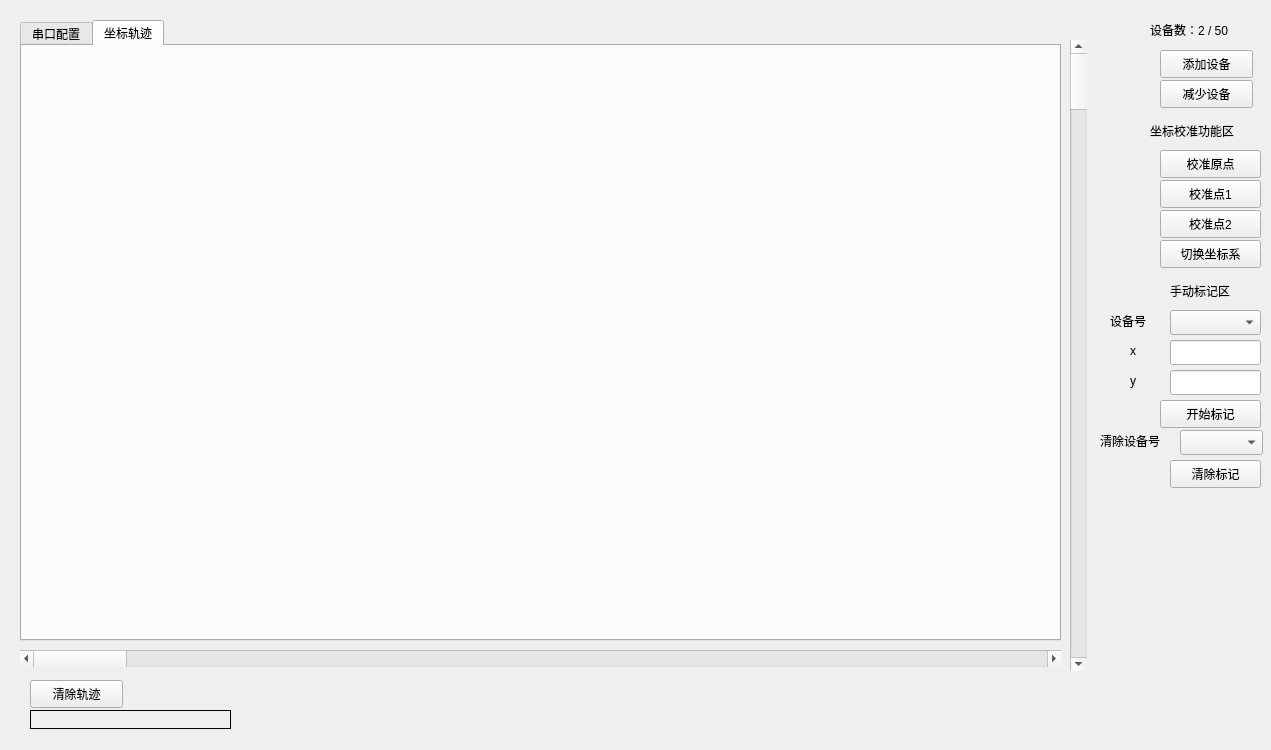
First picture: the form in lighthouse_host/mainwindow.ui, repository atomic-hkust-gz/lighthouse-tracking, before the edit.
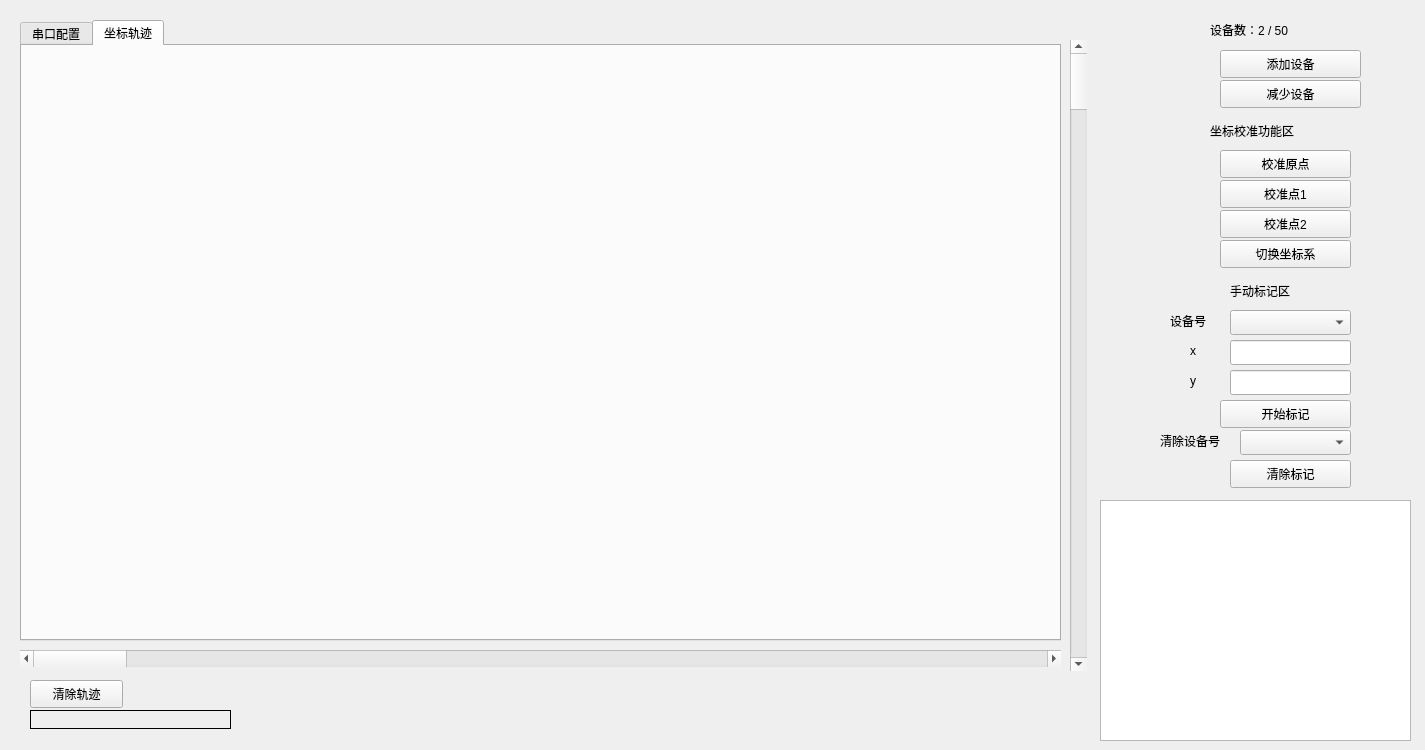
Second picture: the form after the edit.

Patch:
```diff
--- a/lighthouse_host/mainwindow.ui
+++ b/lighthouse_host/mainwindow.ui
@@ -6,7 +6,7 @@
    <rect>
     <x>0</x>
     <y>0</y>
-    <width>1271</width>
+    <width>1425</width>
     <height>750</height>
    </rect>
   </property>
@@ -214,9 +214,9 @@
    <widget class="QPushButton" name="btnCalOrigin">
     <property name="geometry">
      <rect>
-      <x>1160</x>
+      <x>1220</x>
       <y>150</y>
-      <width>101</width>
+      <width>131</width>
       <height>28</height>
      </rect>
     </property>
@@ -227,9 +227,9 @@
    <widget class="QPushButton" name="btnCal10_10">
     <property name="geometry">
      <rect>
-      <x>1160</x>
+      <x>1220</x>
       <y>180</y>
-      <width>101</width>
+      <width>131</width>
       <height>28</height>
      </rect>
     </property>
@@ -240,9 +240,9 @@
    <widget class="QPushButton" name="btnCalN10_N10">
     <property name="geometry">
      <rect>
-      <x>1160</x>
+      <x>1220</x>
       <y>210</y>
-      <width>101</width>
+      <width>131</width>
       <height>28</height>
      </rect>
     </property>
@@ -253,9 +253,9 @@
    <widget class="QPushButton" name="btnToggleCoord">
     <property name="geometry">
      <rect>
-      <x>1160</x>
+      <x>1220</x>
       <y>240</y>
-      <width>101</width>
+      <width>131</width>
       <height>28</height>
      </rect>
     </property>
@@ -282,9 +282,9 @@
    <widget class="QPushButton" name="btnAddDevice">
     <property name="geometry">
      <rect>
-      <x>1160</x>
+      <x>1220</x>
       <y>50</y>
-      <width>93</width>
+      <width>141</width>
       <height>28</height>
      </rect>
     </property>
@@ -295,9 +295,9 @@
    <widget class="QPushButton" name="btnDelDevice">
     <property name="geometry">
      <rect>
-      <x>1160</x>
+      <x>1220</x>
       <y>80</y>
-      <width>93</width>
+      <width>141</width>
       <height>28</height>
      </rect>
     </property>
@@ -308,7 +308,7 @@
    <widget class="QLabel" name="labelDeviceCount">
     <property name="geometry">
      <rect>
-      <x>1150</x>
+      <x>1210</x>
       <y>20</y>
       <width>111</width>
       <height>19</height>
@@ -321,9 +321,9 @@
    <widget class="QComboBox" name="comboDeviceId">
     <property name="geometry">
      <rect>
-      <x>1170</x>
+      <x>1230</x>
       <y>310</y>
-      <width>91</width>
+      <width>121</width>
       <height>25</height>
      </rect>
     </property>
@@ -331,9 +331,9 @@
    <widget class="QLineEdit" name="lineManualX">
     <property name="geometry">
      <rect>
-      <x>1170</x>
+      <x>1230</x>
       <y>340</y>
-      <width>91</width>
+      <width>121</width>
       <height>25</height>
      </rect>
     </property>
@@ -341,9 +341,9 @@
    <widget class="QLineEdit" name="lineManualY">
     <property name="geometry">
      <rect>
-      <x>1170</x>
+      <x>1230</x>
       <y>370</y>
-      <width>91</width>
+      <width>121</width>
       <height>25</height>
      </rect>
     </property>
@@ -351,9 +351,9 @@
    <widget class="QPushButton" name="btnAddPoint">
     <property name="geometry">
      <rect>
-      <x>1160</x>
+      <x>1220</x>
       <y>400</y>
-      <width>101</width>
+      <width>131</width>
       <height>28</height>
      </rect>
     </property>
@@ -364,9 +364,9 @@
    <widget class="QComboBox" name="comboClearTarget">
     <property name="geometry">
      <rect>
-      <x>1180</x>
+      <x>1240</x>
       <y>430</y>
-      <width>83</width>
+      <width>111</width>
       <height>25</height>
      </rect>
     </property>
@@ -374,9 +374,9 @@
    <widget class="QPushButton" name="btnClearMarkers">
     <property name="geometry">
      <rect>
-      <x>1170</x>
+      <x>1230</x>
       <y>460</y>
-      <width>91</width>
+      <width>121</width>
       <height>28</height>
      </rect>
     </property>
@@ -387,7 +387,7 @@
    <widget class="QLabel" name="label">
     <property name="geometry">
      <rect>
-      <x>1150</x>
+      <x>1210</x>
       <y>110</y>
       <width>111</width>
       <height>41</height>
@@ -400,7 +400,7 @@
    <widget class="QLabel" name="label_2">
     <property name="geometry">
      <rect>
-      <x>1170</x>
+      <x>1230</x>
       <y>270</y>
       <width>81</width>
       <height>41</height>
@@ -413,7 +413,7 @@
    <widget class="QLabel" name="label_3">
     <property name="geometry">
      <rect>
-      <x>1110</x>
+      <x>1170</x>
       <y>300</y>
       <width>51</width>
       <height>41</height>
@@ -426,7 +426,7 @@
    <widget class="QLabel" name="label_4">
     <property name="geometry">
      <rect>
-      <x>1130</x>
+      <x>1190</x>
       <y>330</y>
       <width>16</width>
       <height>41</height>
@@ -439,7 +439,7 @@
    <widget class="QLabel" name="label_5">
     <property name="geometry">
      <rect>
-      <x>1130</x>
+      <x>1190</x>
       <y>360</y>
       <width>16</width>
       <height>41</height>
@@ -452,7 +452,7 @@
    <widget class="QLabel" name="label_6">
     <property name="geometry">
      <rect>
-      <x>1100</x>
+      <x>1160</x>
       <y>420</y>
       <width>91</width>
       <height>41</height>
@@ -462,6 +462,16 @@
      <string>清除设备号</string>
     </property>
    </widget>
+   <widget class="QTableWidget" name="tableDeviceStatus">
+    <property name="geometry">
+     <rect>
+      <x>1100</x>
+      <y>500</y>
+      <width>311</width>
+      <height>241</height>
+     </rect>
+    </property>
+   </widget>
   </widget>
  </widget>
  <resources/>
```
